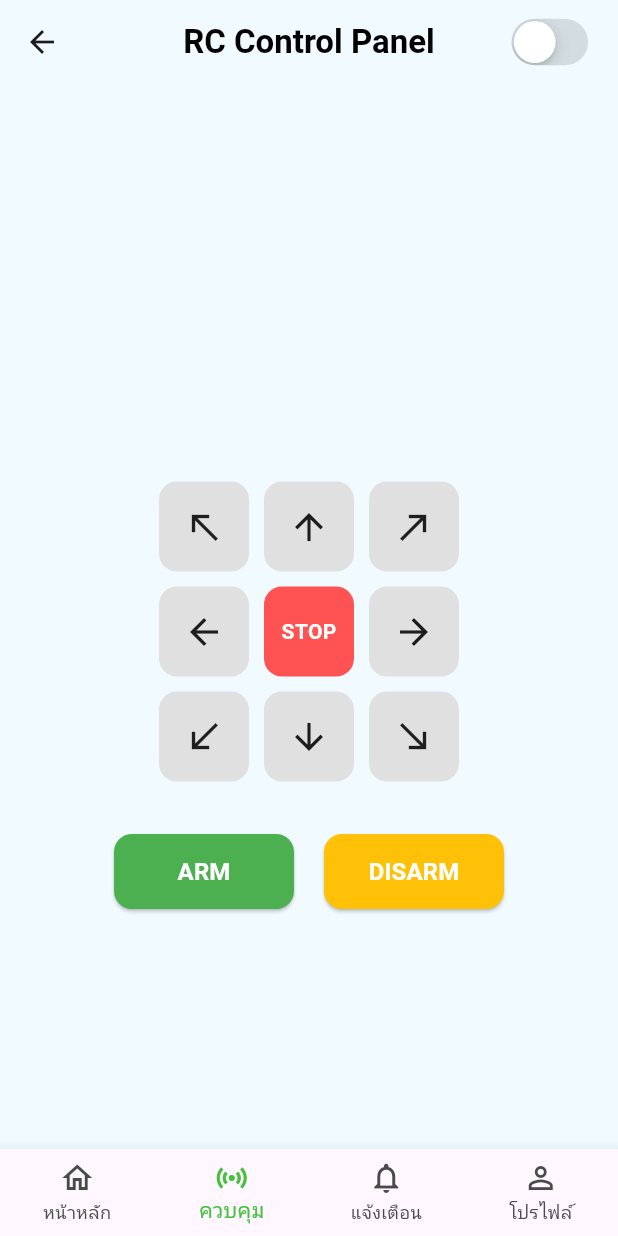
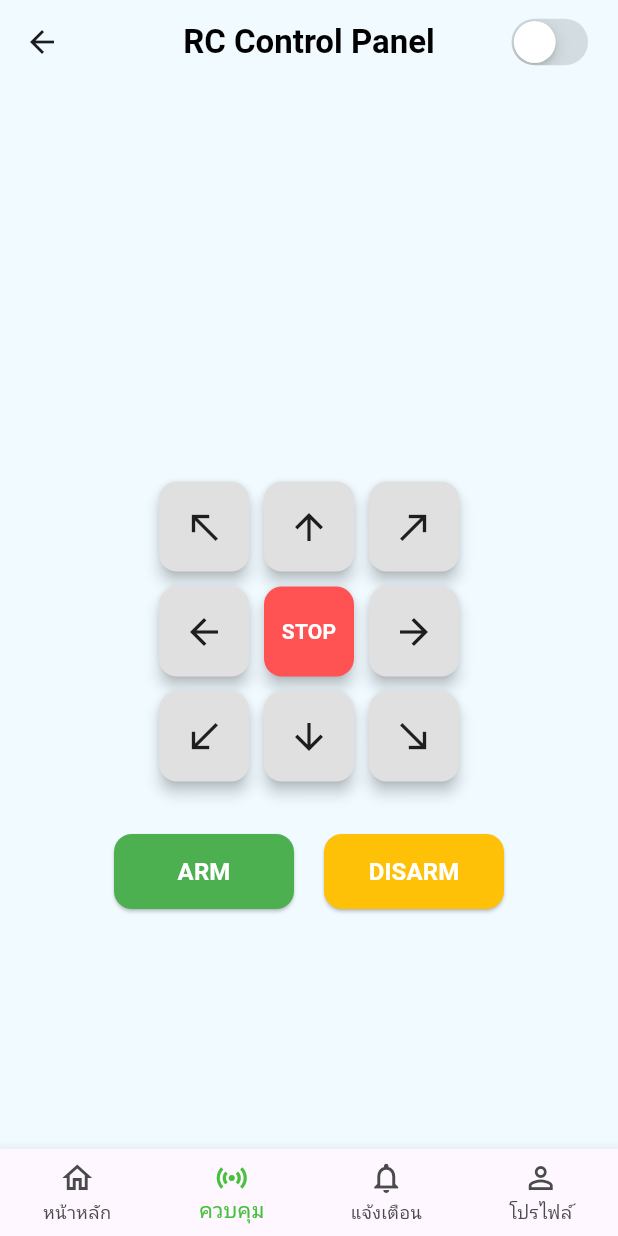
Before and after one commit to Praewawawa/chemicalsprayingchemicalspraying-App, a Flutter app: the ControlScreen screen opened by its route, on a phone screen of 412 x 824 dp. Run offline on Flutter 3.47's test engine with Material 3 defaults, Android fonts, the phone set to English and light mode, and no system bars; our stand-ins replace auto_route, flutter_local_notifications, flutter_map, google_maps_flutter, image_picker, latlong2 and 1 more; missing offline and left inert: mqtt_client; accounts and stored records are empty.

Commit message:
Initial commit

```diff
--- a/lib/screen/control.dart
+++ b/lib/screen/control.dart
@@ -211,19 +211,22 @@ class _ControlScreenState extends State<ControlScreen> {
       child: child,
     );
   }
+
 // ฟังก์ชันนี้ใช้สำหรับการสร้างปุ่มทิศทาง
 Widget _directionButton(IconData icon, String command) {
-  return InkWell(
-    onTapDown: (_) => _startSendingCommand(command),
-    onTapUp: (_) => _stopSendingCommand(),
-    onTapCancel: () => _stopSendingCommand(),
-    borderRadius: BorderRadius.circular(12),  // ให้ effect อยู่ในกรอบมุมโค้ง
-    child: Container(
+  return SizedBox(
     width: 60,
     height: 60,
-      decoration: BoxDecoration(
-        color: Colors.grey[300],
+    child: ElevatedButton(
+      onPressed: () => _startSendingCommand(command),
+      onLongPress: () => _stopSendingCommand(), // ปล่อยเมื่อกดค้าง
+      style: ElevatedButton.styleFrom(
+        backgroundColor: Colors.grey[300],
+        shape: RoundedRectangleBorder(
           borderRadius: BorderRadius.circular(12),
+        ),
+        padding: EdgeInsets.zero,
+        elevation: 4,
       ),
       child: Icon(icon, size: 28, color: Colors.black87),
     ),
@@ -232,27 +235,36 @@ Widget _directionButton(IconData icon, String command) {
 
 
 
+
   // สำหรับปุ่ม STOP
 Widget _stopButton() {
-  return InkWell(
-    onTap: () => sendCommand("stop"),
-    borderRadius: BorderRadius.circular(12), // ให้ ripple อยู่ในกรอบมุมโค้ง
-    child: Container(
+  return SizedBox(
     width: 60,
     height: 60,
-      decoration: BoxDecoration(
-        color: Colors.redAccent,
+    child: ElevatedButton(
+      onPressed: () => sendCommand("stop"),
+      style: ElevatedButton.styleFrom(
+        backgroundColor: Colors.redAccent,
+        shape: RoundedRectangleBorder(
           borderRadius: BorderRadius.circular(12),
         ),
-      child: const Center(
-        child: Text(
+        elevation: 4, // เพิ่มความนูนให้ดูเด่น
+        padding: EdgeInsets.zero, // ป้องกันไม่ให้ปุ่มขยายเกินขนาด
+      ),
+      child: const Text(
         'STOP',
-          style: TextStyle(color: Colors.white, fontWeight: FontWeight.bold),
+        style: TextStyle(
+          color: Colors.white,
+          fontWeight: FontWeight.bold,
+          fontSize: 14, // ปรับให้พอดีในปุ่มเล็ก
         ),
+        textAlign: TextAlign.center,
       ),
     ),
   );
 }
+
+
 
 // สำหรับปุ่ม ARM และ DISARM
   Widget _actionButton(String label, Color color, void Function() onPressed) {
```
Lines whose indentation alone changed are shown as unchanged.
